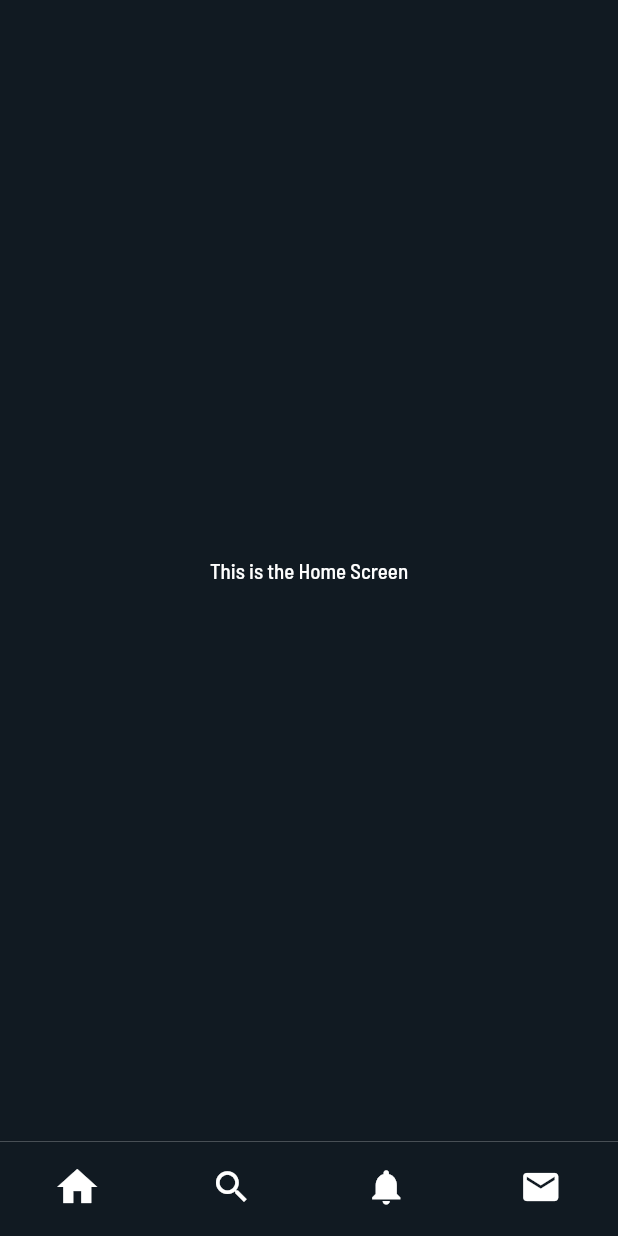
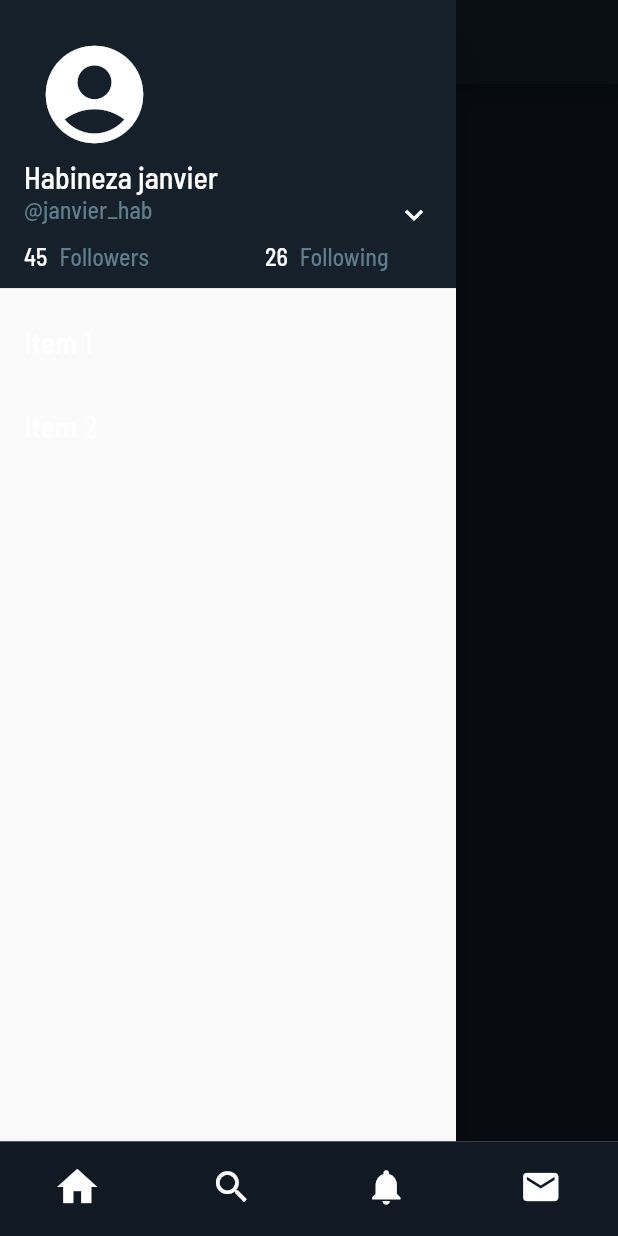
Before and after one commit to Habinezajanvier/twitter_clone_flutter, a Flutter app: the screen it shows after launch, with the side drawer open (before the commit the screen has no drawer), on a phone screen of 412 x 824 dp. Run offline on Flutter 3.47's test engine with Material 2 defaults, Android fonts, the phone set to English and light mode, and no system bars.

Commit message:
feat(home): add home drawer

```diff
--- a/lib/main.dart
+++ b/lib/main.dart
@@ -14,10 +14,12 @@ class MyApp extends StatelessWidget {
       debugShowCheckedModeBanner: false,
       title: 'Twitter clone',
       theme: ThemeData(
-        primarySwatch: Palette.twitterBlue,
-        fontFamily: "Helvetica",
-        primaryColor: const Color.fromARGB(255, 255, 255, 255),
-      ),
+          primarySwatch: Palette.twitterBlue,
+          fontFamily: "Helvetica",
+          primaryColor: const Color.fromARGB(255, 255, 255, 255),
+          textTheme: const TextTheme(
+              bodyText1: TextStyle(color: Colors.white, fontSize: 20.0),
+              bodyText2: TextStyle(color: Colors.blueGrey, fontSize: 16.0))),
       home: const HomePage(),
     );
   }
--- a/lib/screens/home.dart
+++ b/lib/screens/home.dart
@@ -1,5 +1,6 @@
 import 'package:flutter/material.dart';
 import 'package:twitter_clone/config/palette.dart';
+import 'package:twitter_clone/widgets/drawer.dart';
 
 class HomeScreen extends StatefulWidget {
   const HomeScreen({Key? key}) : super(key: key);
@@ -11,12 +12,34 @@ class HomeScreen extends StatefulWidget {
 class _HomeScreenState extends State<HomeScreen> {
   @override
   Widget build(BuildContext context) {
-    return Container(
-      color: Palette.twitterBlue[100],
-      child: const Center(
-        child: Text(
-          "This is the Home Screen",
-          style: TextStyle(color: Colors.white),
+    return Scaffold(
+      appBar: AppBar(
+        leading: Builder(
+          builder: (BuildContext context) {
+            return IconButton(
+              icon: const Icon(
+                Icons.account_circle,
+                color: Colors.white,
+                size: 44,
+              ),
+              onPressed: () {
+                Scaffold.of(context).openDrawer();
+              },
+            );
+          },
+        ),
+        title: const Text("Twitter"),
+      ),
+      drawer: const Drawer(
+        child: HomeDrawer(),
+      ),
+      body: Container(
+        color: Palette.twitterBlue[100],
+        child: const Center(
+          child: Text(
+            "This is the Home Screen",
+            style: TextStyle(color: Colors.white),
+          ),
         ),
       ),
     );
--- /dev/null
+++ b/lib/widgets/drawer.dart
@@ -0,0 +1,125 @@
+import 'package:flutter/material.dart';
+import 'package:twitter_clone/config/palette.dart';
+
+class HomeDrawer extends StatelessWidget {
+  const HomeDrawer({Key? key}) : super(key: key);
+
+  @override
+  Widget build(BuildContext context) {
+    return ListView(
+      // Important: Remove any padding from the ListView.
+      padding: EdgeInsets.zero,
+      children: [
+        SizedBox(
+          height: 200,
+          child: DrawerHeader(
+            decoration: const BoxDecoration(
+              color: Palette.twitterBlue,
+            ),
+            child: Column(
+              mainAxisAlignment: MainAxisAlignment.start,
+              crossAxisAlignment: CrossAxisAlignment.start,
+              children: <Widget>[
+                SizedBox(
+                  height: 90,
+                  child: IconButton(
+                    icon: const Icon(
+                      Icons.account_circle,
+                      color: Colors.white,
+                      size: 78,
+                    ),
+                    onPressed: () {
+                      // Scaffold.of(context).openDrawer();
+                    },
+                  ),
+                ),
+                Row(
+                  mainAxisSize: MainAxisSize.max,
+                  mainAxisAlignment: MainAxisAlignment.spaceBetween,
+                  children: <Widget>[
+                    Flexible(
+                      fit: FlexFit.tight,
+                      child: Column(
+                        crossAxisAlignment: CrossAxisAlignment.start,
+                        children: <Widget>[
+                          Text(
+                            "Habineza janvier",
+                            style: Theme.of(context).textTheme.bodyText1,
+                          ),
+                          Text(
+                            "@janvier_hab",
+                            style: Theme.of(context).textTheme.bodyText2,
+                          ),
+                          Padding(
+                            padding: const EdgeInsets.only(top: 12, right: 5.0),
+                            child: Row(
+                              mainAxisAlignment: MainAxisAlignment.spaceBetween,
+                              children: <Widget>[
+                                Row(
+                                  children: const <Widget>[
+                                    Padding(
+                                      padding: EdgeInsets.only(right: 8.0),
+                                      child: Text(
+                                        "45",
+                                        style: TextStyle(fontSize: 16.0),
+                                      ),
+                                    ),
+                                    Text(
+                                      "Followers",
+                                      style: TextStyle(
+                                          fontSize: 16.0,
+                                          color: Colors.blueGrey),
+                                    ),
+                                  ],
+                                ),
+                                Row(
+                                  children: const <Widget>[
+                                    Padding(
+                                      padding: EdgeInsets.only(right: 8.0),
+                                      child: Text(
+                                        "26",
+                                        style: TextStyle(fontSize: 16.0),
+                                      ),
+                                    ),
+                                    Text(
+                                      "Following",
+                                      style: TextStyle(
+                                          fontSize: 16.0,
+                                          color: Colors.blueGrey),
+                                    ),
+                                  ],
+                                ),
+                              ],
+                            ),
+                          )
+                        ],
+                      ),
+                    ),
+                    const Icon(
+                      Icons.keyboard_arrow_down,
+                      color: Colors.white,
+                    )
+                  ],
+                ),
+              ],
+            ),
+          ),
+        ),
+        ListTile(
+          title: const Text('Item 1'),
+          onTap: () {
+            // Update the state of the app.
+            // ...
+          },
+        ),
+        ListTile(
+          title: const Text('Item 2'),
+          onTap: () {
+            // Update the state of the app.
+            // ...
+          },
+        ),
+      ],
+    );
+  }
+}
```
